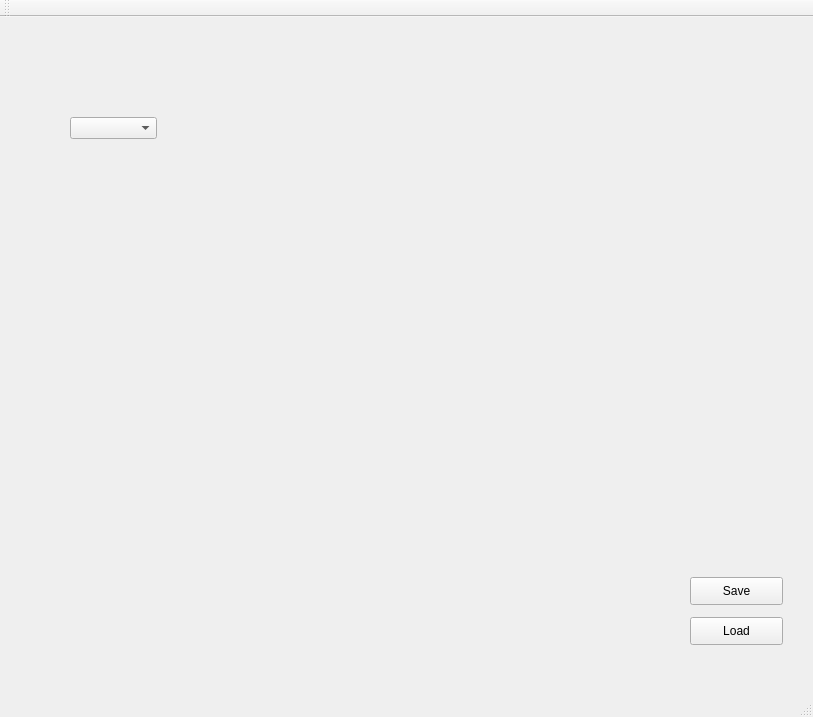
Above: Maplestory-Maid/MainWindow.ui from Fryguest/rest_awhile before the change. Below: the same form after it.
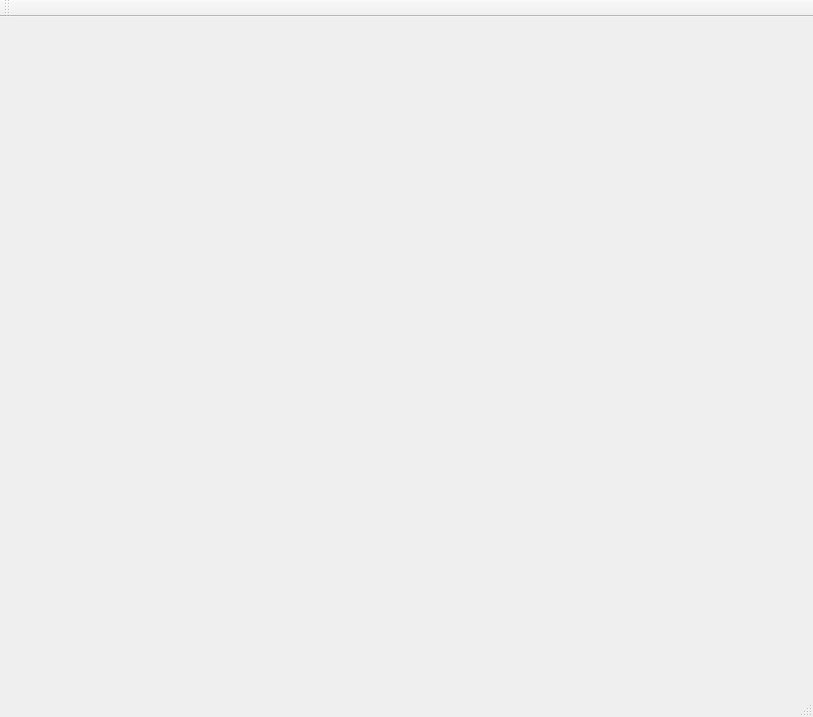
That is the form after the change.

What changed in the file:
```diff
--- a/Maplestory-Maid/MainWindow.ui
+++ b/Maplestory-Maid/MainWindow.ui
@@ -13,44 +13,7 @@
   <property name="windowTitle">
    <string>MainWindow</string>
   </property>
-  <widget class="QWidget" name="centralWidget">
-   <widget class="QPushButton" name="SaveButton">
-    <property name="geometry">
-     <rect>
-      <x>690</x>
-      <y>560</y>
-      <width>93</width>
-      <height>28</height>
-     </rect>
-    </property>
-    <property name="text">
-     <string>Save</string>
-    </property>
-   </widget>
-   <widget class="QPushButton" name="LoadButton">
-    <property name="geometry">
-     <rect>
-      <x>690</x>
-      <y>600</y>
-      <width>93</width>
-      <height>28</height>
-     </rect>
-    </property>
-    <property name="text">
-     <string>Load</string>
-    </property>
-   </widget>
-   <widget class="QComboBox" name="JobComboBox">
-    <property name="geometry">
-     <rect>
-      <x>70</x>
-      <y>100</y>
-      <width>87</width>
-      <height>22</height>
-     </rect>
-    </property>
-   </widget>
-  </widget>
+  <widget class="QWidget" name="centralWidget"/>
   <widget class="QMenuBar" name="menuBar">
    <property name="geometry">
     <rect>
```
